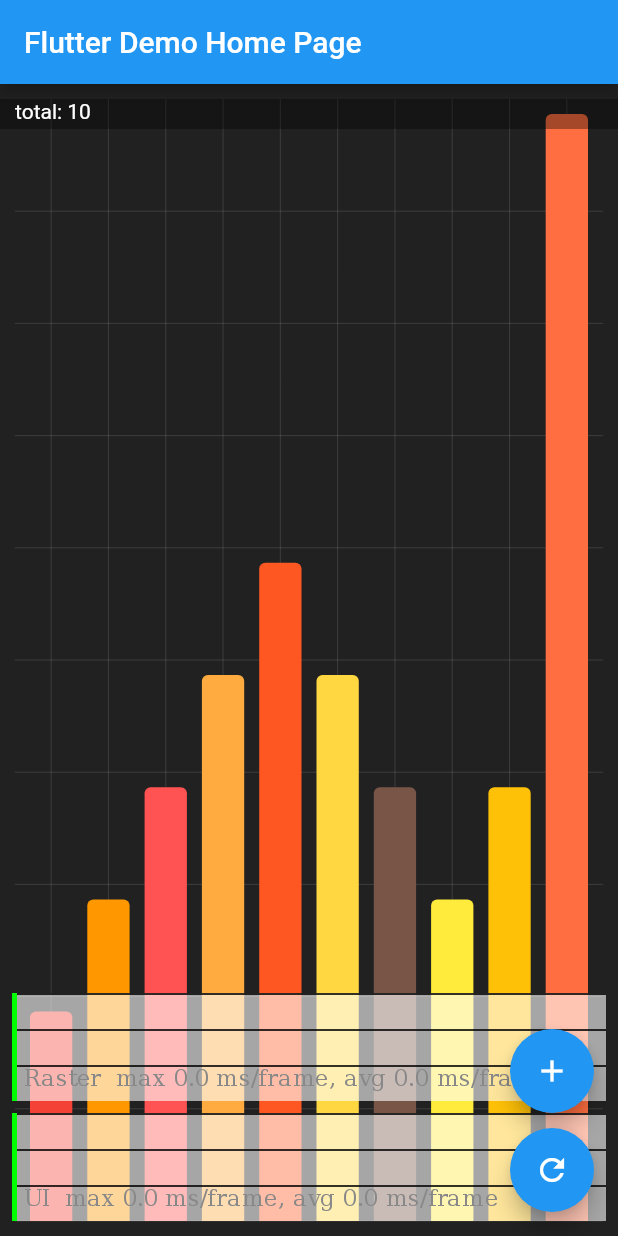
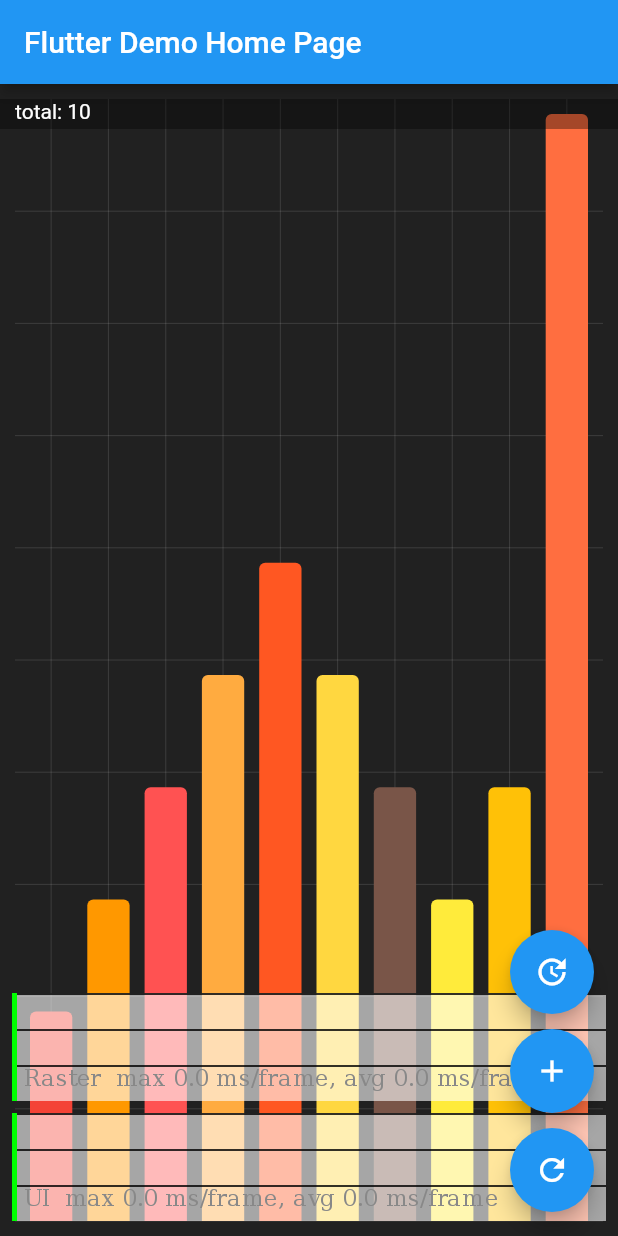
Before and after one commit to guid-empty/fast_chart_demo, a Flutter app: the screen it shows after launch, on a phone screen of 412 x 824 dp. Run offline on Flutter 3.47's test engine with Material 2 defaults, Android fonts, the phone set to English and light mode, and no system bars.

Commit message:
to demo - example to show RepaintBoundary issues with Update Button - see screenshot

```diff
--- a/lib/chart/chart_series_data_source.dart
+++ b/lib/chart/chart_series_data_source.dart
@@ -26,6 +26,10 @@ class ChartSeriesDataSource<T> implements Iterable<T> {
 
   T operator [](int index) => _initial[index];
 
+
+  ///
+  /// Update!!! TODO:
+  ///
   void operator []=(int index, T value) => _initial[index] = value;
 
   void add(T element) {
--- a/lib/chart/fast_chart.dart
+++ b/lib/chart/fast_chart.dart
@@ -58,7 +58,9 @@ class _FastChartState<TData> extends State<FastChart>
       _seriesAnimationController = AnimationController(
         vsync: this,
         duration: widget._series.animationDuration,
-      );
+      )..addListener(() {
+          print(_seriesAnimationController!.value);
+        });
 
       _seriesAnimation = Tween<double>(begin: 0.0, end: 1.0).animate(
         CurvedAnimation(
@@ -81,16 +83,26 @@ class _FastChartState<TData> extends State<FastChart>
             child: Stack(
               fit: StackFit.expand,
               children: [
-                CustomPaint(
+                ///
+                /// TODO: try to remove RepaintBoundary and Tap on Update button twise
+                ///
+                RepaintBoundary(
+                  child: CustomPaint(
                     painter: _getAxisPainter<TData>(
                       series: widget._series as ChartSeries<TData>,
                       animation: _seriesAnimation,
                     ),
                   ),
-                CustomPaint(
+                ),
+                ///
+                /// TODO: try to remove RepaintBoundary and Tap on Update button twise
+                ///
+                RepaintBoundary(
+                  child: CustomPaint(
                     painter: _getSeriesPainter<TData>(
                       series: widget._series as ChartSeries<TData>,
                       animation: _seriesAnimation,
+                    ),
                   ),
                 ),
               ],
--- a/lib/main.dart
+++ b/lib/main.dart
@@ -111,6 +111,12 @@ class _MyHomePageState extends State<MyHomePage> {
         mainAxisAlignment: MainAxisAlignment.end,
         children: [
           FloatingActionButton(
+            onPressed: () => _update5(),
+            tooltip: 'Update',
+            child: Icon(Icons.update_outlined),
+          ),
+          SizedBox(height: 10),
+          FloatingActionButton(
             onPressed: () => _add100(),
             tooltip: 'Increment',
             child: Icon(Icons.add),
@@ -152,4 +158,9 @@ class _MyHomePageState extends State<MyHomePage> {
       _total.value = _dataSource.length;
     });
   }
+
+  void _update5() {
+    _dataSource[4] =
+        CustomData(dayInMonth: 3, closedPrice: 10, color: Colors.lightBlue);
+  }
 }
```
Lines whose indentation alone changed are shown as unchanged.
